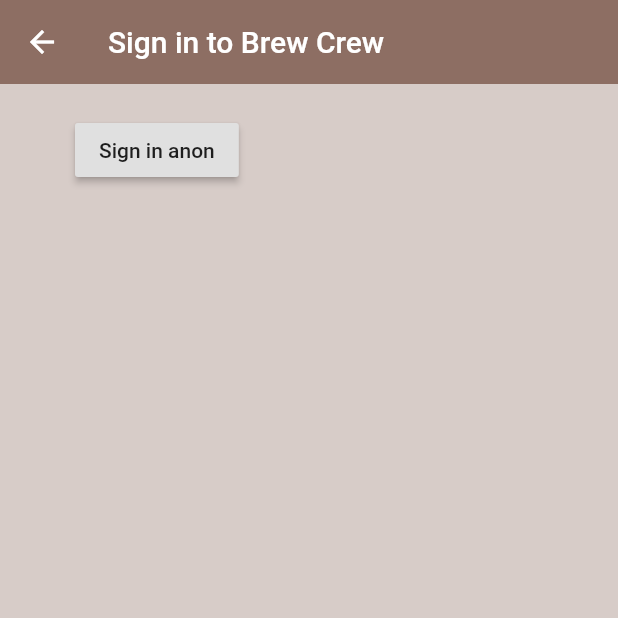
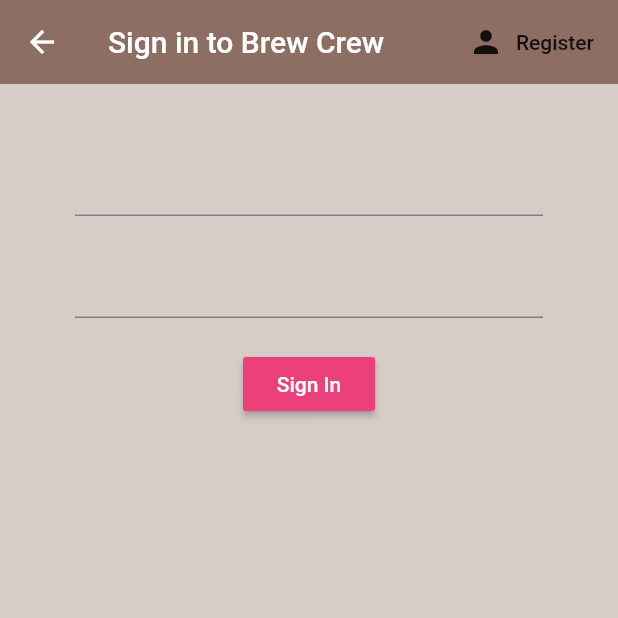
Before and after one commit to Victor-Titan/dbms, a Flutter app: the SignIn screen opened directly, on a phone screen of 412 x 824 dp, the top half of it. Run offline on Flutter 3.47's test engine with Material 2 defaults, Android fonts, the phone set to English and light mode, and no system bars; our stand-ins replace firebase_auth; accounts and stored records are empty.

Commit message:
Register page Set Up

```diff
--- a/lib/Screens/authenticate/sign_in.dart
+++ b/lib/Screens/authenticate/sign_in.dart
@@ -9,35 +9,86 @@ class SignIn extends StatefulWidget {
 
 class _SignInState extends State<SignIn> {
   final AuthService _auth = AuthService();
+
+  String email = '';
+  String password = '';
   @override
   Widget build(BuildContext context) {
+
     return Scaffold(
       backgroundColor: Colors.brown[100],
       appBar: AppBar(
         backgroundColor: Colors.brown[400],
         elevation: 0.0,
         title: Text('Sign in to Brew Crew'),
+        actions: <Widget>[
+          FlatButton.icon(onPressed: () {
+
+          },
+              icon: Icon(Icons.person),
+              label: Text('Register'))
+        ],
       ),
       body: Container(
         padding: EdgeInsets.symmetric(
           vertical: 20.0,
           horizontal: 50.0
         ),
-        child: RaisedButton(
-          child: Text('Sign in anon'),
-          onPressed: () async {
-            dynamic result = await _auth.signInAnon();
-            if(result == null)
-              {
-                print('error signing in');
-              }
-            else
-              {
-                print("Signed in\n");
-                print(result.uid);
-              }
-        }
+//child: RaisedButton(
+//  child: Text('Sign in anon'),
+//  onPressed: () async {
+//    dynamic result = await _auth.signInAnon();
+//    if(result == null)
+//      {
+//        print('error signing in');
+//      }
+//    else
+//      {
+//        print("Signed in\n");
+//        print(result.uid);
+//      }
+//}
+//),
+      child: Form(
+        child: Column(
+          children: <Widget>[
+            SizedBox(
+              height: 20.0,
+            ),
+            TextFormField(
+
+              onChanged: (val) {
+                setState(() {
+                  email = val;
+                });
+              },
+            ),
+            SizedBox(
+              height: 20.0,
+            ),
+            TextFormField(
+              obscureText: true,
+              onChanged: (val) {
+                password = val;
+              },
+            ),
+            SizedBox(
+              height: 20.0,
+            ),
+            RaisedButton(
+              color: Colors.pink[400],
+              child: Text(
+                  'Sign In',
+              style: TextStyle(color: Colors.white),
+              ),
+              onPressed: () async {
+
+              },
+
+            )
+          ],
         ),
+      ),
       ),
     );
   }
--- a/lib/Screens/home/home.dart
+++ b/lib/Screens/home/home.dart
@@ -18,7 +18,7 @@ class Home extends StatelessWidget {
               icon: Icon(Icons.person),
               label: Text('Logout'),
             onPressed: () async {
-                await _auth.signOut()
+                await _auth.signOut();
             },
           )
         ],
```
Also changed, not shown: lib/Screens/authenticate/authenticate.dart (+20 -3 lines).
